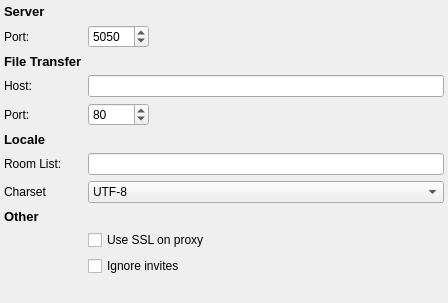
Above: haze/yahoo-server-settings-widget.ui from KDE/ktp-accounts-kcm before the change. Below: the same form after it.
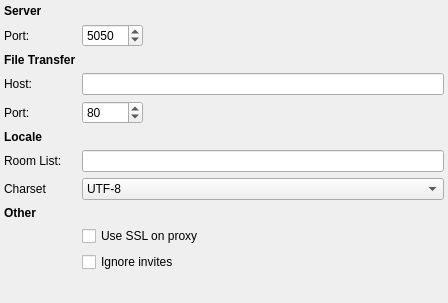
That is the form after the change. Custom widgets are drawn as their Qt base class.

Commit message: i18n: simply/fix HTML markup in strings

What changed in the file:
```diff
--- a/haze/yahoo-server-settings-widget.ui
+++ b/haze/yahoo-server-settings-widget.ui
@@ -34,11 +34,7 @@
         </sizepolicy>
        </property>
        <property name="text">
-        <string>&lt;!DOCTYPE HTML PUBLIC &quot;-//W3C//DTD HTML 4.0//EN&quot; &quot;http://www.w3.org/TR/REC-html40/strict.dtd&quot;&gt;
-&lt;html&gt;&lt;head&gt;&lt;meta name=&quot;qrichtext&quot; content=&quot;1&quot; /&gt;&lt;style type=&quot;text/css&quot;&gt;
-p, li { white-space: pre-wrap; }
-&lt;/style&gt;&lt;/head&gt;&lt;body style=&quot; font-family:'Sans Serif'; font-size:10pt; font-weight:400; font-style:normal;&quot;&gt;
-&lt;p style=&quot; margin-top:0px; margin-bottom:0px; margin-left:0px; margin-right:0px; -qt-block-indent:0; text-indent:0px;&quot;&gt;&lt;span style=&quot; font-weight:600;&quot;&gt;Server&lt;/span&gt;&lt;/p&gt;&lt;/body&gt;&lt;/html&gt;</string>
+        <string>&lt;b&gt;Server&lt;/b&gt;</string>
        </property>
       </widget>
      </item>
@@ -74,11 +70,7 @@
         </sizepolicy>
        </property>
        <property name="text">
-        <string>&lt;!DOCTYPE HTML PUBLIC &quot;-//W3C//DTD HTML 4.0//EN&quot; &quot;http://www.w3.org/TR/REC-html40/strict.dtd&quot;&gt;
-&lt;html&gt;&lt;head&gt;&lt;meta name=&quot;qrichtext&quot; content=&quot;1&quot; /&gt;&lt;style type=&quot;text/css&quot;&gt;
-p, li { white-space: pre-wrap; }
-&lt;/style&gt;&lt;/head&gt;&lt;body style=&quot; font-family:'Sans Serif'; font-size:10pt; font-weight:400; font-style:normal;&quot;&gt;
-&lt;p style=&quot; margin-top:0px; margin-bottom:0px; margin-left:0px; margin-right:0px; -qt-block-indent:0; text-indent:0px;&quot;&gt;&lt;span style=&quot; font-weight:600;&quot;&gt;File Transfer&lt;/span&gt;&lt;/p&gt;&lt;/body&gt;&lt;/html&gt;</string>
+        <string>&lt;b&gt;File Transfer&lt;/b&gt;</string>
        </property>
       </widget>
      </item>
@@ -121,11 +113,7 @@
         </sizepolicy>
        </property>
        <property name="text">
-        <string>&lt;!DOCTYPE HTML PUBLIC &quot;-//W3C//DTD HTML 4.0//EN&quot; &quot;http://www.w3.org/TR/REC-html40/strict.dtd&quot;&gt;
-&lt;html&gt;&lt;head&gt;&lt;meta name=&quot;qrichtext&quot; content=&quot;1&quot; /&gt;&lt;style type=&quot;text/css&quot;&gt;
-p, li { white-space: pre-wrap; }
-&lt;/style&gt;&lt;/head&gt;&lt;body style=&quot; font-family:'Sans Serif'; font-size:10pt; font-weight:400; font-style:normal;&quot;&gt;
-&lt;p style=&quot; margin-top:0px; margin-bottom:0px; margin-left:0px; margin-right:0px; -qt-block-indent:0; text-indent:0px;&quot;&gt;&lt;span style=&quot; font-weight:600;&quot;&gt;Locale&lt;/span&gt;&lt;/p&gt;&lt;/body&gt;&lt;/html&gt;</string>
+        <string>&lt;b&gt;Locale&lt;/b&gt;</string>
        </property>
       </widget>
      </item>
@@ -161,11 +149,7 @@
         </sizepolicy>
        </property>
        <property name="text">
-        <string>&lt;!DOCTYPE HTML PUBLIC &quot;-//W3C//DTD HTML 4.0//EN&quot; &quot;http://www.w3.org/TR/REC-html40/strict.dtd&quot;&gt;
-&lt;html&gt;&lt;head&gt;&lt;meta name=&quot;qrichtext&quot; content=&quot;1&quot; /&gt;&lt;style type=&quot;text/css&quot;&gt;
-p, li { white-space: pre-wrap; }
-&lt;/style&gt;&lt;/head&gt;&lt;body style=&quot; font-family:'Sans Serif'; font-size:10pt; font-weight:400; font-style:normal;&quot;&gt;
-&lt;p style=&quot; margin-top:0px; margin-bottom:0px; margin-left:0px; margin-right:0px; -qt-block-indent:0; text-indent:0px;&quot;&gt;&lt;span style=&quot; font-weight:600;&quot;&gt;Other&lt;/span&gt;&lt;/p&gt;&lt;/body&gt;&lt;/html&gt;</string>
+        <string>&lt;b&gt;Other&lt;/b&gt;</string>
        </property>
       </widget>
      </item>
```
The commit also changes 2 other files.
